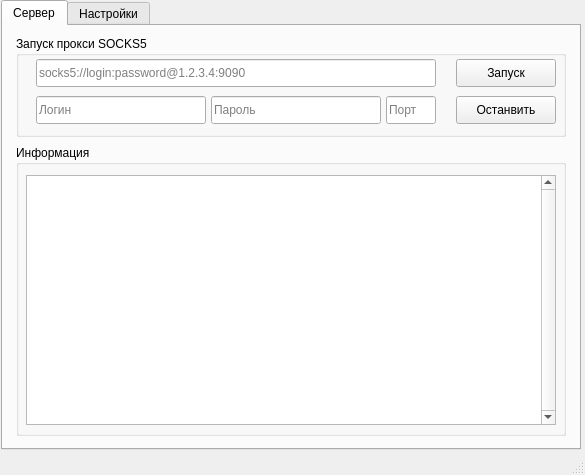
The window that main.ui (asdont/qt-proxyserver) describes before a commit, drawn with Qt 5.
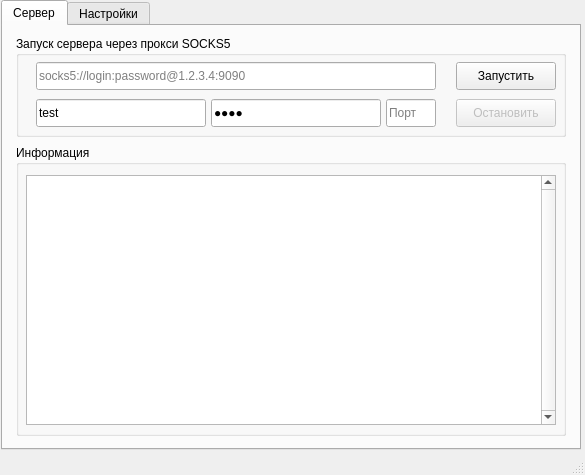
The same window after the commit.

Commit message: Added a logger(TEdit) for the server.

Patch:
```diff
--- a/main.ui
+++ b/main.ui
@@ -69,13 +69,13 @@
        </rect>
       </property>
       <property name="title">
-       <string>Запуск прокси SOCKS5</string>
+       <string>Запуск сервера через прокси SOCKS5</string>
       </property>
       <widget class="QLineEdit" name="lineEditProxyAddress">
        <property name="geometry">
         <rect>
          <x>20</x>
-         <y>23</y>
+         <y>26</y>
          <width>400</width>
          <height>28</height>
         </rect>
@@ -91,23 +91,26 @@
        </property>
       </widget>
       <widget class="QPushButton" name="pushButtonServerStart">
+       <property name="enabled">
+        <bool>true</bool>
+       </property>
        <property name="geometry">
         <rect>
          <x>440</x>
-         <y>23</y>
+         <y>26</y>
          <width>100</width>
          <height>28</height>
         </rect>
        </property>
        <property name="text">
-        <string>Запуск</string>
+        <string>Запустить</string>
        </property>
       </widget>
       <widget class="QLineEdit" name="lineEditserverLogin">
        <property name="geometry">
         <rect>
          <x>20</x>
-         <y>60</y>
+         <y>63</y>
          <width>170</width>
          <height>28</height>
         </rect>
@@ -115,6 +118,9 @@
        <property name="whatsThis">
         <string>Логин для сервера</string>
        </property>
+       <property name="text">
+        <string>test</string>
+       </property>
        <property name="placeholderText">
         <string>Логин</string>
        </property>
@@ -123,7 +129,7 @@
        <property name="geometry">
         <rect>
          <x>195</x>
-         <y>60</y>
+         <y>63</y>
          <width>170</width>
          <height>28</height>
         </rect>
@@ -131,6 +137,12 @@
        <property name="whatsThis">
         <string>Пароль для сервера</string>
        </property>
+       <property name="text">
+        <string>test</string>
+       </property>
+       <property name="echoMode">
+        <enum>QLineEdit::Password</enum>
+       </property>
        <property name="placeholderText">
         <string>Пароль</string>
        </property>
@@ -139,7 +151,7 @@
        <property name="geometry">
         <rect>
          <x>370</x>
-         <y>60</y>
+         <y>63</y>
          <width>50</width>
          <height>28</height>
         </rect>
@@ -155,16 +167,19 @@
        </property>
       </widget>
       <widget class="QPushButton" name="pushButtonServerStop">
+       <property name="enabled">
+        <bool>false</bool>
+       </property>
        <property name="geometry">
         <rect>
          <x>440</x>
-         <y>60</y>
+         <y>63</y>
          <width>100</width>
          <height>28</height>
         </rect>
        </property>
        <property name="text">
-        <string>Останвить</string>
+        <string>Остановить</string>
        </property>
       </widget>
      </widget>
```
Left out of the diff: 5 changed lines with no effect on the pictures. The commit also changes 4 other files.
